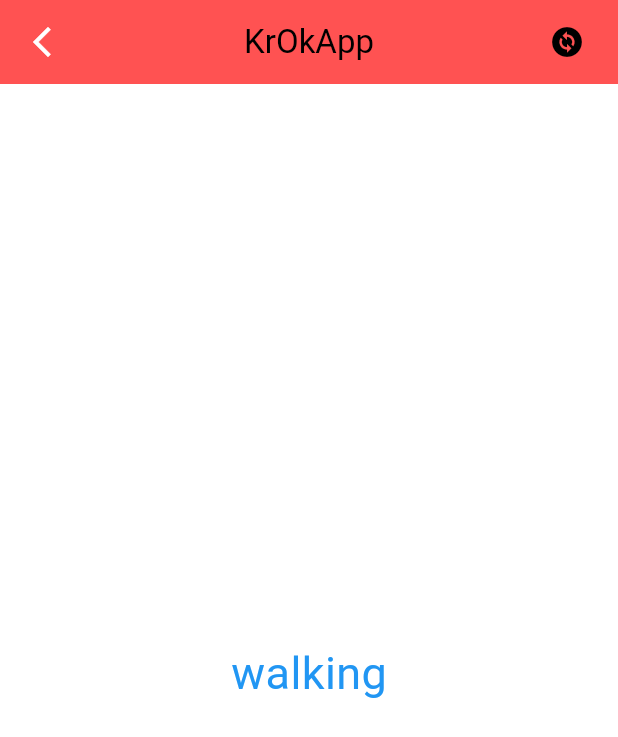
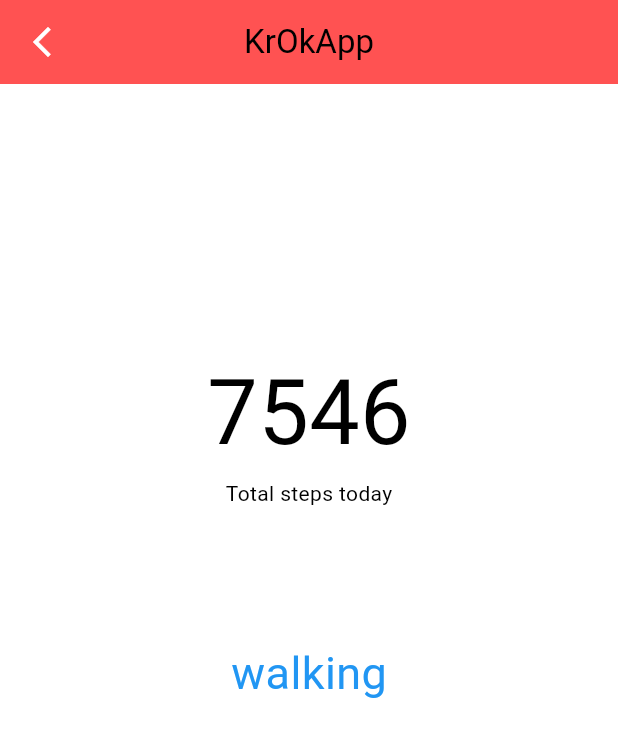
Before and after one commit to MaxTkachuk03/krok_app, a Flutter app: the screen it shows after launch, after a tap on "Start", on a phone screen of 412 x 824 dp. Shown: the top 737 px of the screen. Run offline on Flutter 3.47's test engine with Material 3 defaults, Android fonts, the phone set to English and light mode, and no system bars; our stand-ins replace auto_route, bloc, equatable, firebase_core, flutter_multi_formatter, get_it and 2 more; accounts and stored records are empty; statements that could not run were skipped.

Commit message:
fifth commit(solve problems)

```diff
--- a/lib/bloc/theme_bloc/theme_bloc.dart
+++ /dev/null
@@ -1,16 +0,0 @@
-import 'package:equatable/equatable.dart';
-import 'package:flutter_bloc/flutter_bloc.dart';
-
-part 'theme_event.dart';
-part 'theme_state.dart';
-
-class ThemeBloc extends Bloc<ThemeEvent, ThemeState> {
-  ThemeBloc() : super(const ThemeState()) {
-    on<ThemeEvent>((event, emit) {
-      if (event.switchTheme == true) {
-        emit(ThemeState(switchTheme: event.switchTheme));
-      }
-      emit(ThemeState(switchTheme: event.switchTheme));
-    });
-  }
-}
--- a/lib/bloc/theme_bloc/theme_event.dart
+++ /dev/null
@@ -1,12 +0,0 @@
-part of 'theme_bloc.dart';
-
-class ThemeEvent extends Equatable {
-  const ThemeEvent({
-    this.switchTheme = false,
-  });
-
-  final bool switchTheme;
-
-  @override
-  List<Object> get props => [];
-}
--- a/lib/bloc/theme_bloc/theme_state.dart
+++ /dev/null
@@ -1,12 +0,0 @@
-part of 'theme_bloc.dart';
-
-class ThemeState extends Equatable {
-  const ThemeState({
-    this.switchTheme = true,
-  });
-
-  final bool switchTheme;
-
-  @override
-  List<Object> get props => [];
-}
--- a/lib/krok_app.dart
+++ b/lib/krok_app.dart
@@ -1,7 +1,5 @@
 import 'package:flutter/material.dart';
-import 'package:flutter_bloc/flutter_bloc.dart';
 import 'package:flutter_multi_formatter/flutter_multi_formatter.dart';
-import 'package:krok_app/bloc/theme_bloc/theme_bloc.dart';
 import 'package:krok_app/generated/l10n.dart';
 import 'package:krok_app/resources/resources.dart';
 import 'package:krok_app/routes/router.dart';
@@ -16,37 +14,15 @@ class MyApp extends StatefulWidget {
 
 class _MyAppState extends State<MyApp> {
   final _appRouter = AppRouter();
-  final _themeBloc = ThemeBloc();
 
   @override
   void initState() {
     super.initState();
     _initSettings();
-    _themeBloc.add(ThemeEvent());
   }
 
   @override
   Widget build(BuildContext context) {
-    return MultiBlocProvider(
-      providers: [
-        BlocProvider(
-          create: (context) => ThemeBloc(),
-        ),
-      ],
-      child: BlocListener<ThemeBloc, ThemeState>(
-        listener: (context, state) {
-          if (state.switchTheme == false) {
-            context.read<ThemeBloc>().add(
-                  const ThemeEvent(switchTheme: true),
-                );
-          } else {
-            context.read<ThemeBloc>().add(
-                  const ThemeEvent(switchTheme: false),
-                );
-          }
-        },
-        child: BlocBuilder<ThemeBloc, ThemeState>(
-          builder: (context, state) {
     return MaterialApp.router(
           debugShowCheckedModeBanner: false,
           localizationsDelegates: const [
@@ -55,16 +31,8 @@ class _MyAppState extends State<MyApp> {
             GlobalWidgetsLocalizations.delegate,
             GlobalCupertinoLocalizations.delegate,
           ],
-              supportedLocales: S.delegate.supportedLocales,
-              theme: state.switchTheme == true
-                  ? AppTheme.lightTheme(context)
-                  : AppTheme.darkTheme(context),
-              darkTheme: AppTheme.darkTheme(context),
+          theme: AppTheme.lightTheme(context),
           routerConfig: _appRouter.config(),
-            );
-          },
-        ),
-      ),
         );
   }
 }
--- a/lib/main.dart
+++ b/lib/main.dart
@@ -10,6 +10,7 @@ void main() async {
   await Firebase.initializeApp(
     options: DefaultFirebaseOptions.currentPlatform,
   );
+
   Stream<StepCount> stepCountStream = Pedometer.stepCountStream;
   Stream<PedestrianStatus> pedestrianStatusStream =
       Pedometer.pedestrianStatusStream;
--- a/lib/pages/home/view/home_page.dart
+++ b/lib/pages/home/view/home_page.dart
@@ -1,5 +1,6 @@
 import 'package:auto_route/auto_route.dart';
 import 'package:flutter/material.dart';
+import 'package:get_it/get_it.dart';
 import 'package:krok_app/generated/l10n.dart';
 import 'package:krok_app/repository/repository.dart';
 import 'package:krok_app/widgets/widgets.dart';
@@ -20,13 +21,22 @@ class _HomePageState extends State<HomePage> {
   @override
   void initState() {
     super.initState();
+    GetIt.I<StepCounter>().getPermission();
   }
 
   @override
   Widget build(BuildContext context) {
     final theme = Theme.of(context);
     return CustomBase(
-      onPressed: () {},
+      leading: IconButton(
+        color: theme.scaffoldBackgroundColor,
+        onPressed: () {
+          AutoRouter.of(context).pop();
+        },
+        icon: const Icon(
+          Icons.arrow_back_ios_new,
+        ),
+      ),
       child: Column(
         mainAxisAlignment: MainAxisAlignment.center,
         children: <Widget>[
--- a/lib/pages/login/view/login_page.dart
+++ b/lib/pages/login/view/login_page.dart
@@ -20,14 +20,15 @@ class _LoginPageState extends State<LoginPage> {
   @override
   Widget build(BuildContext context) {
     return CustomBase(
-        onPressed: () {  },
       child: Padding(
         padding: const EdgeInsets.symmetric(horizontal: 20.0),
         child: Column(
           mainAxisAlignment: MainAxisAlignment.center,
           crossAxisAlignment: CrossAxisAlignment.center,
           children: [
-              const Spacer(flex: 4,),
+            const Spacer(
+              flex: 4,
+            ),
             TextFormField(
               controller: _nameController,
               validator: (val) =>
@@ -46,12 +47,17 @@ class _LoginPageState extends State<LoginPage> {
               decoration: InputDecoration(
                 hintText: S.of(context).enterYourPhoneNumber,
               ),
+              keyboardType: TextInputType.phone,
             ),
             const Spacer(),
-              EnterButton(onPressed: () {
+            EnterButton(
+              onPressed: () {
                 AutoRouter.of(context).push(const HomeRoute());
-              }),
-              const Spacer(flex: 4,),
+              },
+            ),
+            const Spacer(
+              flex: 4,
+            ),
           ],
         ),
       ),
--- a/lib/repository/counter/step_counter.dart
+++ b/lib/repository/counter/step_counter.dart
@@ -1,4 +1,5 @@
 import 'package:pedometer/pedometer.dart';
+import 'package:permission_handler/permission_handler.dart';
 
 class StepCounter {
   StepCounter({
@@ -9,6 +10,15 @@ class StepCounter {
   Stream<StepCount> stepCountStream;
   Stream<PedestrianStatus> pedestrianStatusStream;
   String status = '?', steps = '?';
+
+  Future<void> getPermission() async {
+    const permission = Permission.activityRecognition;
+    if (await permission.isDenied) {
+      permission.request();
+    }
+
+    permission.request();
+  }
 
   String formatDate(DateTime d) {
     return d.toString().substring(0, 19);
--- a/lib/resources/themes/app_themes.dart
+++ b/lib/resources/themes/app_themes.dart
@@ -15,7 +15,7 @@ class AppTheme {
       ),
       textTheme: const TextTheme(
           bodyMedium: TextStyle(
-        color: AppColors.kScaffoldBackgroundColor,
+        color: AppColors.kBlackColor,
       )),
       iconTheme: const IconThemeData(
         color: AppColors.kScaffoldBackgroundColor,
@@ -75,76 +75,4 @@ class AppTheme {
     );
   }
 
-  static ThemeData darkTheme(BuildContext context) {
-    return ThemeData(
-      colorScheme: ColorScheme.fromSwatch(
-        errorColor: AppColors.kErrorColor,
-        backgroundColor: AppColors.kRedAccentColor,
-      ),
-      primaryColor: AppColors.kScaffoldBackgroundColor,
-      scaffoldBackgroundColor: AppColors.kBlackColor,
-      primaryColorLight: AppColors.kPrimaryColor,
-      primaryColorDark: AppColors.kScaffoldBackgroundColor,
-      dividerTheme: DividerThemeData(
-        color: AppColors.kScaffoldBackgroundColor.withOpacity(0.4),
-      ),
-      iconTheme: const IconThemeData(
-        color: AppColors.kBlackColor,
-      ),
-      textTheme:
-          const TextTheme(bodyMedium: TextStyle(color: AppColors.kBlackColor)),
-      listTileTheme: const ListTileThemeData(
-        textColor: AppColors.kScaffoldBackgroundColor,
-      ),
-      cardColor: Colors.grey,
-      appBarTheme: const AppBarTheme(
-        elevation: 0,
-        backgroundColor: AppColors.kScaffoldBackgroundColor,
-      ),
-      inputDecorationTheme: InputDecorationTheme(
-        fillColor: AppColors.kScaffoldBackgroundColor,
-        filled: true,
-        border: OutlineInputBorder(
-          borderRadius: BorderRadius.circular(24.0),
-          borderSide: const BorderSide(
-            color: AppColors.kPrimaryColor,
-          ),
-        ),
-        focusedBorder: OutlineInputBorder(
-          borderRadius: BorderRadius.circular(24.0),
-          borderSide: const BorderSide(
-            color: AppColors.kPrimaryColor,
-          ),
-        ),
-        errorBorder: OutlineInputBorder(
-          borderRadius: BorderRadius.circular(24.0),
-          borderSide: const BorderSide(
-            color: AppColors.kErrorColor,
-          ),
-        ),
-        focusedErrorBorder: OutlineInputBorder(
-          borderRadius: BorderRadius.circular(24.0),
-          borderSide: const BorderSide(
-            color: AppColors.kErrorColor,
-          ),
-        ),
-        disabledBorder: OutlineInputBorder(
-          borderRadius: BorderRadius.circular(24.0),
-          borderSide: const BorderSide(
-            color: AppColors.kPrimaryColor,
-          ),
-        ),
-        enabledBorder: OutlineInputBorder(
-          borderRadius: BorderRadius.circular(24.0),
-          borderSide: const BorderSide(
-            color: AppColors.kPrimaryColor,
-          ),
-        ),
-      ),
-      canvasColor: Colors.transparent,
-      hoverColor: Colors.transparent,
-      highlightColor: Colors.transparent,
-      splashColor: Colors.transparent,
-    );
   }
-}
--- a/lib/widgets/custom_base.dart
+++ b/lib/widgets/custom_base.dart
@@ -1,35 +1,19 @@
 import 'package:flutter/material.dart';
-import 'package:flutter_bloc/flutter_bloc.dart';
-import 'package:krok_app/bloc/theme_bloc/theme_bloc.dart';
 import 'package:krok_app/generated/l10n.dart';
 
 class CustomBase extends StatelessWidget {
   const CustomBase({
     super.key,
-    required this.onPressed,
     required this.child,
+    this.leading,
   });
 
-  final void Function() onPressed;
   final Widget child;
+  final Widget? leading;
 
   @override
   Widget build(BuildContext context) {
     final theme = Theme.of(context);
-    return BlocListener<ThemeBloc, ThemeState>(
-      listener: (context, state) {
-        if (state.switchTheme == false) {
-          context.read<ThemeBloc>().add(
-                const ThemeEvent(switchTheme: true),
-              );
-        } else {
-          context.read<ThemeBloc>().add(
-                const ThemeEvent(switchTheme: false),
-              );
-        }
-      },
-      child: BlocBuilder<ThemeBloc, ThemeState>(
-        builder: (context, state) {
     return Scaffold(
       backgroundColor: theme.scaffoldBackgroundColor,
       appBar: AppBar(
@@ -38,37 +22,10 @@ class CustomBase extends StatelessWidget {
         title: Text(
           S.of(context).krokapp,
         ),
-                leading: IconButton(
-                  color: theme.scaffoldBackgroundColor,
-                  onPressed: onPressed,
-                  icon: const Icon(
-                    Icons.arrow_back_ios_new,
-                  ),
-                ),
-                actions: [
-                  IconButton(
-                    onPressed: () {
-                      if (state.switchTheme == false) {
-                        context.read<ThemeBloc>().add(
-                              const ThemeEvent(switchTheme: true),
-                            );
-                      } else {
-                        context.read<ThemeBloc>().add(
-                              const ThemeEvent(switchTheme: false),
-                            );
-                      }
-                    },
-                    icon: const Icon(Icons.change_circle),
-                  ),
-                  const SizedBox(
-                    width: 10.0,
-                  ),
-                ],
+        leading: leading,
       ),
       body: Center(
         child: child,
-              ));
-        },
       ),
     );
   }
--- a/pubspec.yaml
+++ b/pubspec.yaml
@@ -48,6 +48,7 @@ dependencies:
   permission_handler: ^10.4.5
   flutter_multi_formatter: ^2.11.14
   pedometer: ^4.0.1
+  permission_handler_web: ^0.0.2
 
 
 dev_dependencies:
```
Also changed, not shown: pubspec.lock, 2 other files. Lines whose indentation alone changed are shown as unchanged.
